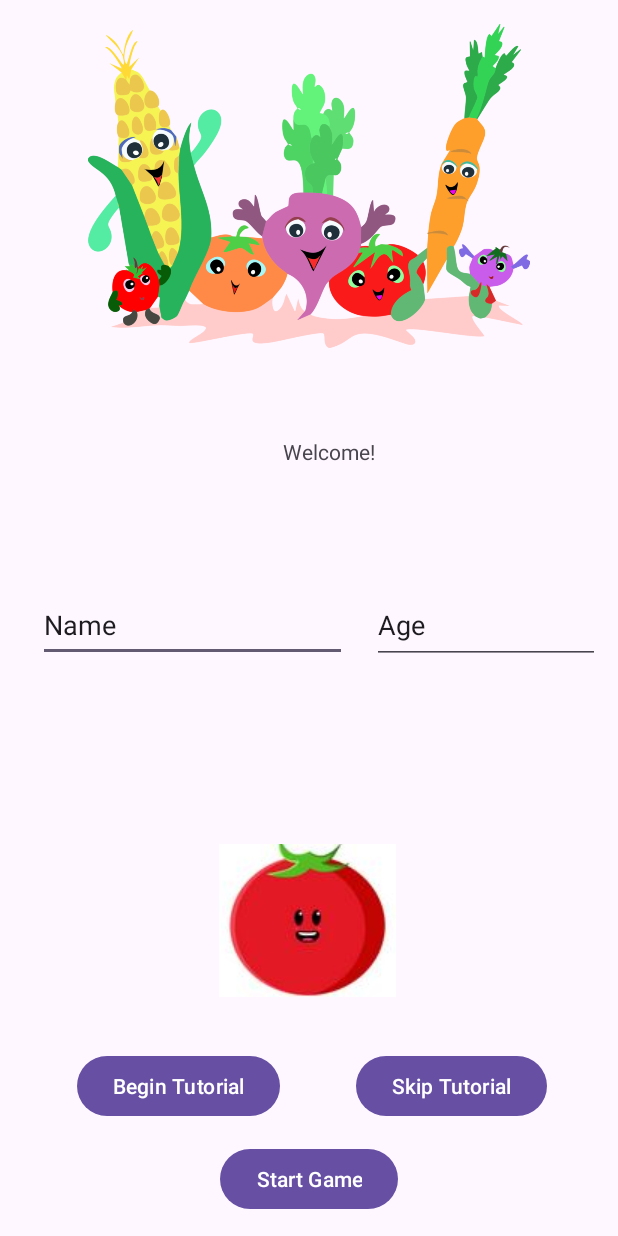
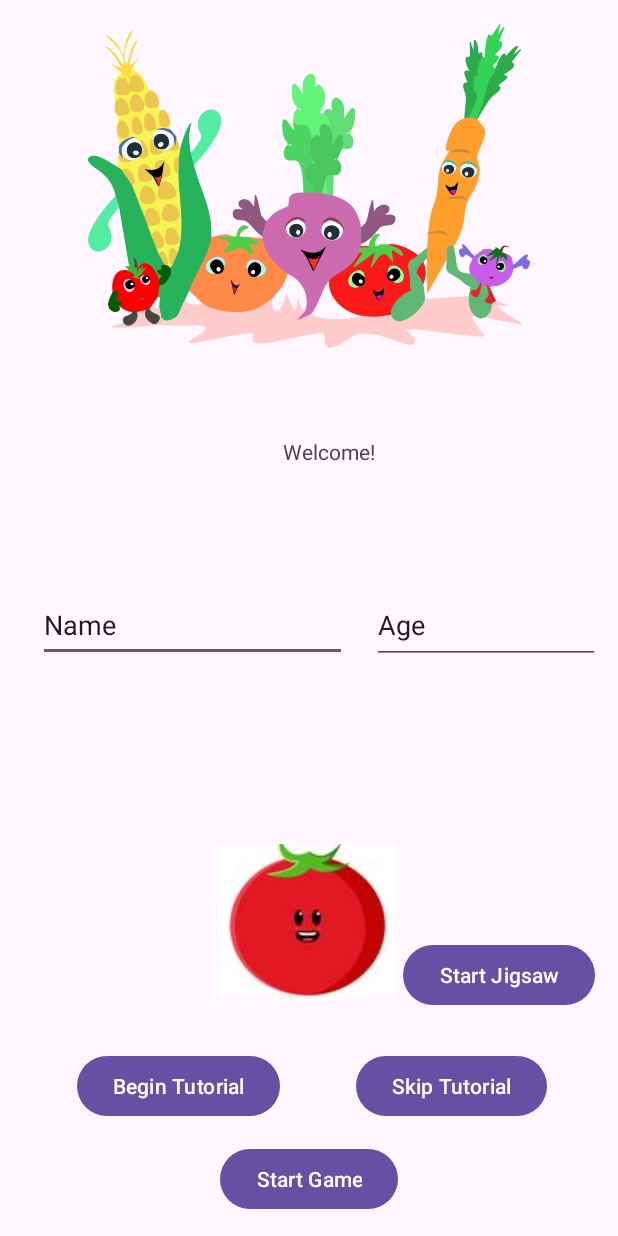
Before and after one commit to sebastian9654/MobileAppProject, an Android app: the screen it shows after launch (MainActivity), on a phone screen of 412 x 824 dp. Run offline under Robolectric (Android 15) with nearby library versions, the phone set to English and light mode, and no system bars.

Commit message:
Added button in mainactivity (temporary) to test, planning on adding a 'Levels' button instead

```diff
--- a/app/src/main/AndroidManifest.xml
+++ b/app/src/main/AndroidManifest.xml
@@ -13,6 +13,9 @@
         android:theme="@style/Theme.Project1"
         tools:targetApi="31">
         <activity
+            android:name=".JigsawPuzzleActivity"
+            android:exported="false" />
+        <activity
             android:name=".TutorialPage"
             android:exported="false" />
         <activity
@@ -24,11 +27,9 @@
                 <category android:name="android.intent.category.LAUNCHER" />
             </intent-filter>
         </activity>
-
         <activity
             android:name=".GameLevelActivity"
-            android:exported="true">
-        </activity>
+            android:exported="true"></activity>
     </application>
 
 </manifest>
--- a/app/src/main/java/com/example/project1/MainActivity.java
+++ b/app/src/main/java/com/example/project1/MainActivity.java
@@ -9,7 +9,9 @@ import android.widget.Button;
 
 public class MainActivity extends AppCompatActivity {
     Button button1;
-    Button startGameButton; // Add this line
+    Button startGameButton;
+
+    Button startJigsawButton;
 
     @Override
     protected void onCreate(Bundle savedInstanceState) {
@@ -18,6 +20,7 @@ public class MainActivity extends AppCompatActivity {
 
         button1 = findViewById(R.id.button1);
         startGameButton = findViewById(R.id.startGameButton); // Add this line
+        startJigsawButton = findViewById(R.id.jigsawButton);
 
         button1.setOnClickListener(new View.OnClickListener() {
             @Override
@@ -37,5 +40,14 @@ public class MainActivity extends AppCompatActivity {
                 startActivity(intent);
             }
         });
+
+        startJigsawButton.setOnClickListener(new View.OnClickListener() {
+            @Override
+            public void onClick(View v) {
+                // Start the game level activity
+                Intent intent = new Intent(MainActivity.this, JigsawPuzzleActivity.class);
+                startActivity(intent);
+            }
+        });
     }
 }
--- a/app/src/main/res/layout/activity_main.xml
+++ b/app/src/main/res/layout/activity_main.xml
@@ -95,4 +95,18 @@
         app:layout_constraintBottom_toTopOf="@+id/imageButton"
         app:layout_constraintEnd_toEndOf="parent" />
 
+    <Button
+        android:id="@+id/jigsawButton"
+        android:layout_width="wrap_content"
+        android:layout_height="wrap_content"
+        android:layout_marginStart="4dp"
+        android:layout_marginTop="183dp"
+        android:layout_marginEnd="15dp"
+        android:layout_marginBottom="26dp"
+        android:text="Start Jigsaw"
+        app:layout_constraintBottom_toTopOf="@+id/button2"
+        app:layout_constraintEnd_toEndOf="parent"
+        app:layout_constraintStart_toEndOf="@+id/imageButton"
+        app:layout_constraintTop_toBottomOf="@+id/editAge" />
+
 </androidx.constraintlayout.widget.ConstraintLayout>
```
